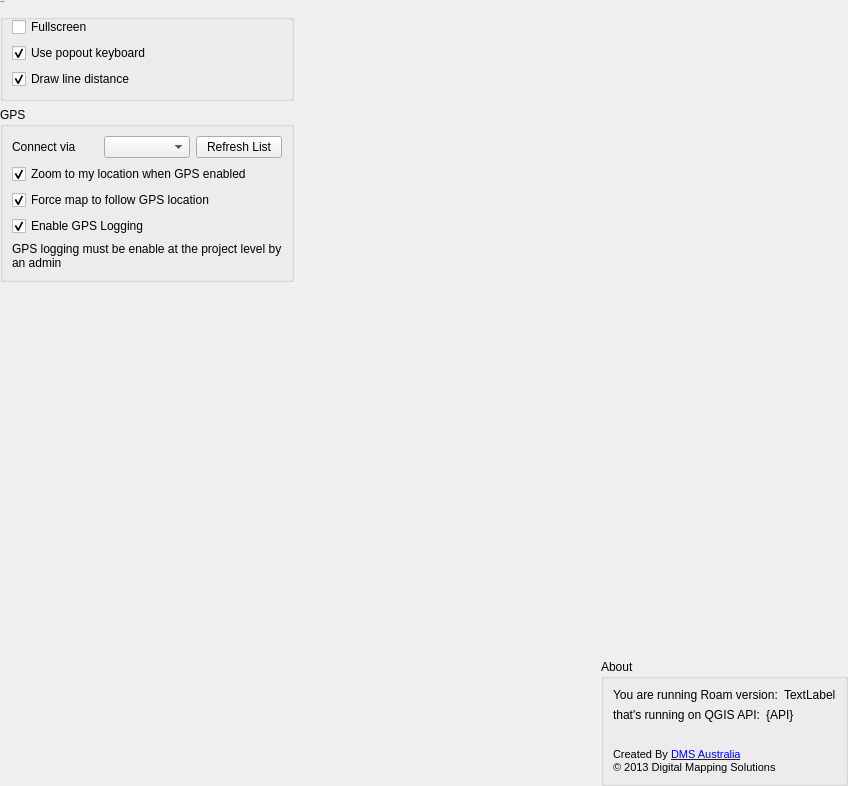
The window that src/roam/ui/ui_settings.ui (roam-qgis/Roam) describes before a commit, drawn with Qt 5.
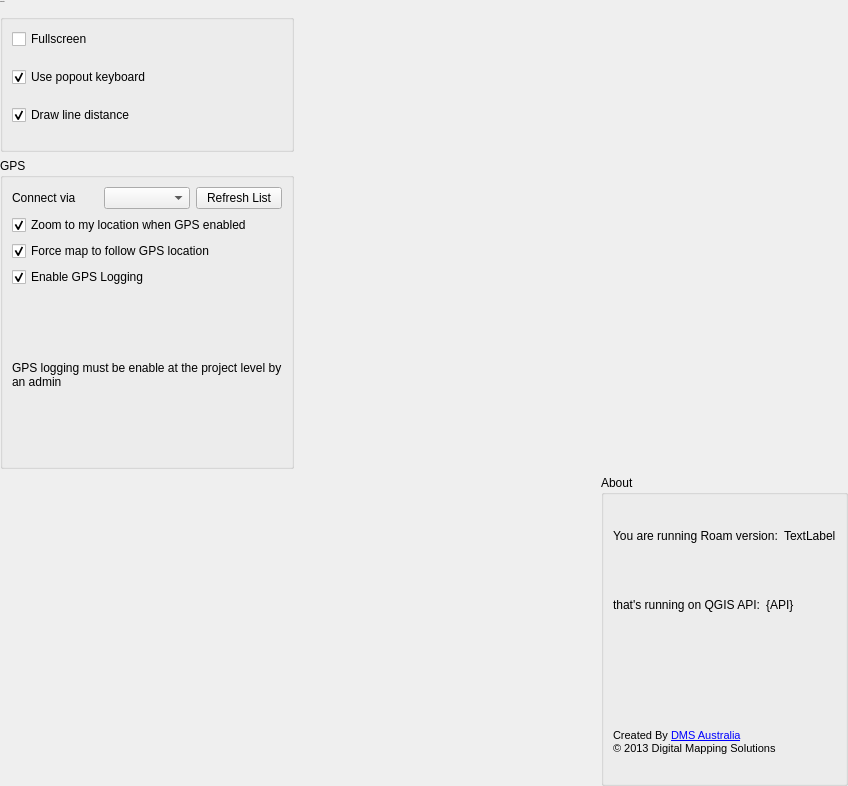
The same window after the commit. Icons and pictures are not drawn.

Commit message: Adjust settings page to avoid sqaushed labels

```diff
--- a/src/roam/ui/ui_settings.ui
+++ b/src/roam/ui/ui_settings.ui
@@ -78,93 +78,20 @@
      </layout>
     </widget>
    </item>
-   <item row="1" column="0">
-    <widget class="QGroupBox" name="groupBox_2">
-     <property name="title">
-      <string>GPS</string>
-     </property>
-     <property name="flat">
-      <bool>true</bool>
-     </property>
-     <layout class="QGridLayout" name="gridLayout_3">
-      <item row="0" column="1">
-       <layout class="QHBoxLayout" name="horizontalLayout_2">
-        <item>
-         <widget class="QLabel" name="label_2">
-          <property name="text">
-           <string>Connect via</string>
-          </property>
-         </widget>
-        </item>
-        <item>
-         <widget class="QComboBox" name="gpsPortCombo"/>
-        </item>
-        <item>
-         <widget class="QPushButton" name="refreshPortsButton">
-          <property name="text">
-           <string>Refresh List</string>
-          </property>
-         </widget>
-        </item>
-       </layout>
-      </item>
-      <item row="1" column="1">
-       <widget class="QCheckBox" name="gpslocationCheck">
-        <property name="text">
-         <string>Zoom to my location when GPS enabled</string>
-        </property>
-        <property name="checked">
-         <bool>true</bool>
-        </property>
-       </widget>
-      </item>
-      <item row="2" column="1">
-       <widget class="QCheckBox" name="gpscentermapCheck">
-        <property name="text">
-         <string>Force map to follow GPS location</string>
-        </property>
-        <property name="checked">
-         <bool>true</bool>
-        </property>
-       </widget>
-      </item>
-      <item row="3" column="1">
-       <widget class="QCheckBox" name="gpsloggingCheck">
-        <property name="text">
-         <string>Enable GPS Logging</string>
-        </property>
-        <property name="checked">
-         <bool>true</bool>
-        </property>
-       </widget>
-      </item>
-      <item row="4" column="1">
-       <widget class="QLabel" name="label_6">
-        <property name="text">
-         <string>GPS logging must be enable at the project level by an admin</string>
-        </property>
-        <property name="wordWrap">
-         <bool>true</bool>
-        </property>
-       </widget>
-      </item>
-     </layout>
-    </widget>
-   </item>
-   <item row="3" column="0" rowspan="2">
-    <spacer name="verticalSpacer">
+   <item row="3" column="1">
+    <spacer name="horizontalSpacer">
      <property name="orientation">
-      <enum>Qt::Vertical</enum>
+      <enum>Qt::Horizontal</enum>
      </property>
      <property name="sizeHint" stdset="0">
       <size>
-       <width>20</width>
-       <height>40</height>
+       <width>40</width>
+       <height>20</height>
       </size>
      </property>
     </spacer>
    </item>
-   <item row="4" column="2">
+   <item row="3" column="2" rowspan="2">
     <widget class="QGroupBox" name="groupBox_3">
      <property name="title">
       <string>About</string>
@@ -295,31 +222,78 @@
      </layout>
     </widget>
    </item>
-   <item row="3" column="1">
-    <spacer name="horizontalSpacer">
-     <property name="orientation">
-      <enum>Qt::Horizontal</enum>
+   <item row="1" column="0" rowspan="2">
+    <widget class="QGroupBox" name="groupBox_2">
+     <property name="title">
+      <string>GPS</string>
      </property>
-     <property name="sizeHint" stdset="0">
-      <size>
-       <width>40</width>
-       <height>20</height>
-      </size>
+     <property name="flat">
+      <bool>true</bool>
      </property>
-    </spacer>
-   </item>
-   <item row="3" column="2">
-    <spacer name="verticalSpacer_2">
-     <property name="orientation">
-      <enum>Qt::Vertical</enum>
-     </property>
-     <property name="sizeHint" stdset="0">
-      <size>
-       <width>20</width>
-       <height>40</height>
-      </size>
-     </property>
-    </spacer>
+     <layout class="QGridLayout" name="gridLayout_3">
+      <item row="0" column="1">
+       <layout class="QHBoxLayout" name="horizontalLayout_2">
+        <item>
+         <widget class="QLabel" name="label_2">
+          <property name="text">
+           <string>Connect via</string>
+          </property>
+         </widget>
+        </item>
+        <item>
+         <widget class="QComboBox" name="gpsPortCombo"/>
+        </item>
+        <item>
+         <widget class="QPushButton" name="refreshPortsButton">
+          <property name="text">
+           <string>Refresh List</string>
+          </property>
+         </widget>
+        </item>
+       </layout>
+      </item>
+      <item row="1" column="1">
+       <widget class="QCheckBox" name="gpslocationCheck">
+        <property name="text">
+         <string>Zoom to my location when GPS enabled</string>
+        </property>
+        <property name="checked">
+         <bool>true</bool>
+        </property>
+       </widget>
+      </item>
+      <item row="2" column="1">
+       <widget class="QCheckBox" name="gpscentermapCheck">
+        <property name="text">
+         <string>Force map to follow GPS location</string>
+        </property>
+        <property name="checked">
+         <bool>true</bool>
+        </property>
+       </widget>
+      </item>
+      <item row="3" column="1">
+       <widget class="QCheckBox" name="gpsloggingCheck">
+        <property name="text">
+         <string>Enable GPS Logging</string>
+        </property>
+        <property name="checked">
+         <bool>true</bool>
+        </property>
+       </widget>
+      </item>
+      <item row="4" column="1">
+       <widget class="QLabel" name="label_6">
+        <property name="text">
+         <string>GPS logging must be enable at the project level by an admin</string>
+        </property>
+        <property name="wordWrap">
+         <bool>true</bool>
+        </property>
+       </widget>
+      </item>
+     </layout>
+    </widget>
    </item>
   </layout>
  </widget>
```
